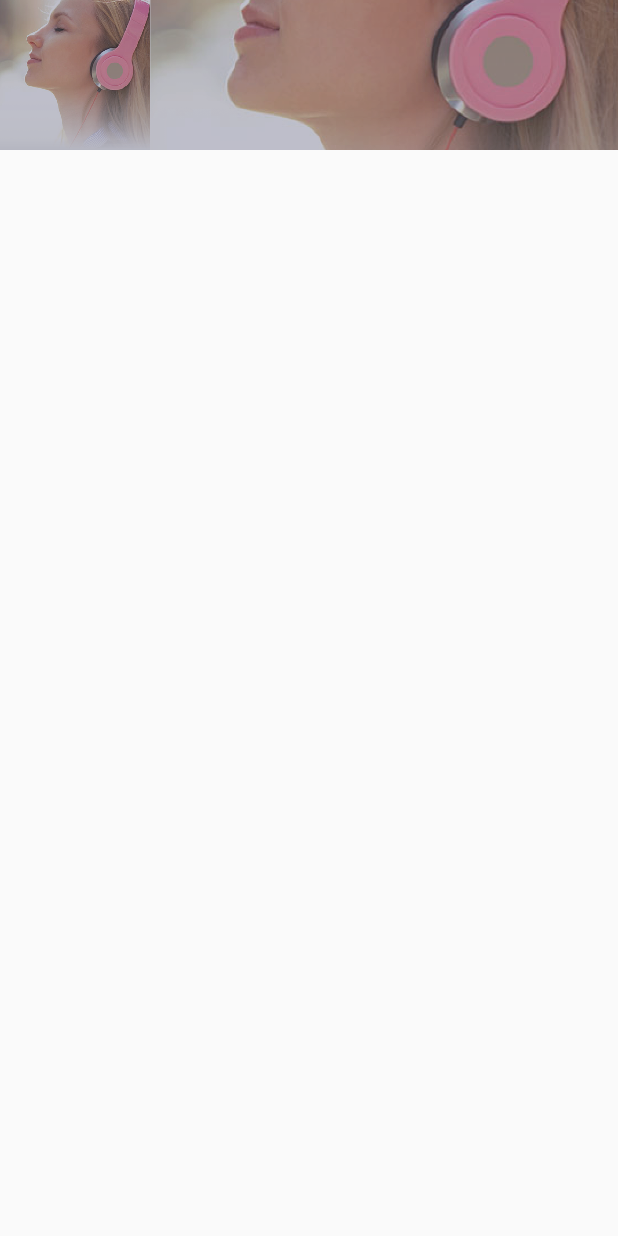
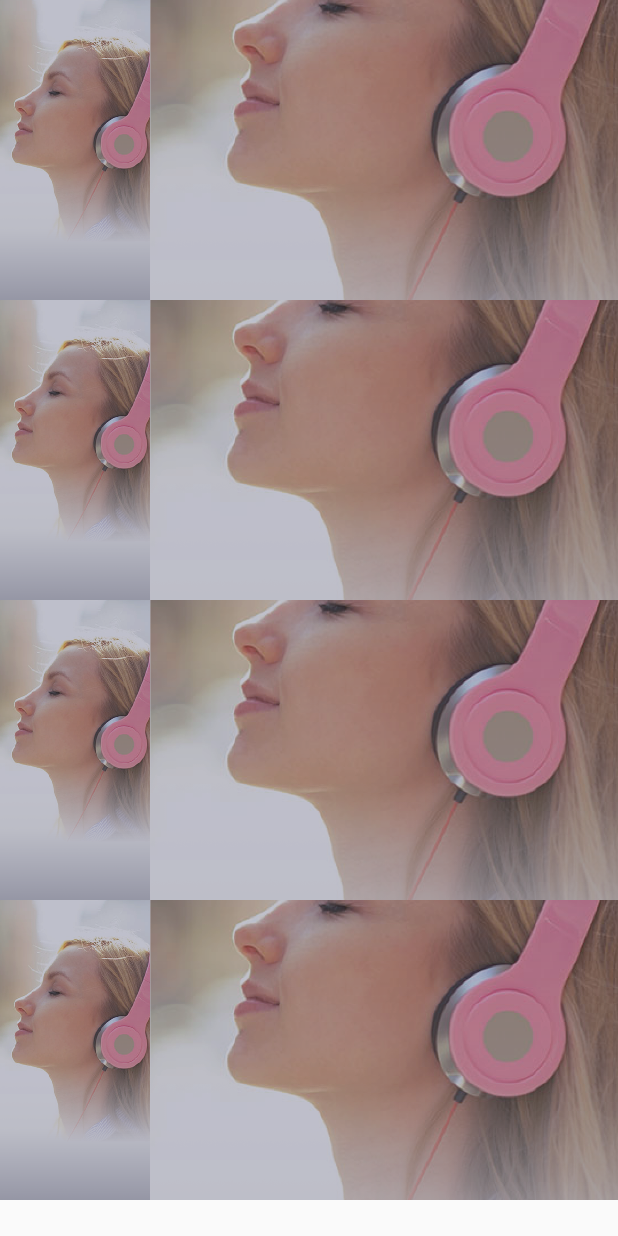
Before and after one commit to liyucun/HackHarvard, an Android app: the layout fragment_recommendation.xml on its own in the app's theme, with its tools: preview values and no code run, on a phone screen of 412 x 824 dp. Run offline under Robolectric (Android 15) with nearby library versions, the phone set to English and light mode, and no system bars.

Commit message:
I do not remember what i did in this commit ;(.

```diff
--- a/app/src/main/java/com/hackharvard/smartmusicshuffle/activity/HomeActivity.java
+++ b/app/src/main/java/com/hackharvard/smartmusicshuffle/activity/HomeActivity.java
@@ -18,6 +18,7 @@ import com.hackharvard.smartmusicshuffle.R;
 import com.hackharvard.smartmusicshuffle.fragment.CameraFragment;
 import com.hackharvard.smartmusicshuffle.fragment.RecommendationFragment;
 import com.hackharvard.smartmusicshuffle.fragment.SmileFragment;
+import com.microsoft.projectoxford.emotion.contract.Scores;
 import com.roughike.bottombar.BottomBar;
 import com.roughike.bottombar.OnTabSelectListener;
 import com.spotify.sdk.android.authentication.AuthenticationClient;
@@ -42,6 +43,8 @@ public class HomeActivity extends AppCompatActivity implements SmileFragment.OnS
     BottomBar bottomBar;
 
     public SpotifyPlayer mPlayer;
+
+    public Scores scores;
 
     @Override
     protected void onCreate(Bundle savedInstanceState) {
--- a/app/src/main/java/com/hackharvard/smartmusicshuffle/activity/SignInActivity.java
+++ b/app/src/main/java/com/hackharvard/smartmusicshuffle/activity/SignInActivity.java
@@ -26,4 +26,5 @@ public class SignInActivity extends AppCompatActivity {
         Intent intent = new Intent(this, HomeActivity.class);
         startActivity(intent);
     }
+
 }
--- a/app/src/main/java/com/hackharvard/smartmusicshuffle/fragment/CameraFragment.java
+++ b/app/src/main/java/com/hackharvard/smartmusicshuffle/fragment/CameraFragment.java
@@ -193,6 +193,7 @@ public class CameraFragment extends Fragment {
                         Log.d("Recognizition result", recognizeResult.scores.toString());
 
                         final Scores scores = recognizeResult.scores;
+                        ((HomeActivity) getActivity()).scores = scores;
                         final Double STANDARD = 0.5;
                         List<String> songs;
                         if(scores.fear > STANDARD) {
--- a/app/src/main/java/com/hackharvard/smartmusicshuffle/fragment/SmileFragment.java
+++ b/app/src/main/java/com/hackharvard/smartmusicshuffle/fragment/SmileFragment.java
@@ -21,6 +21,7 @@ import com.github.mikephil.charting.data.RadarEntry;
 import com.github.mikephil.charting.formatter.IAxisValueFormatter;
 import com.github.mikephil.charting.interfaces.datasets.IRadarDataSet;
 import com.hackharvard.smartmusicshuffle.R;
+import com.hackharvard.smartmusicshuffle.activity.HomeActivity;
 
 import java.util.ArrayList;
 
--- a/app/src/main/res/layout/fragment_recommendation.xml
+++ b/app/src/main/res/layout/fragment_recommendation.xml
@@ -4,24 +4,95 @@
     android:layout_height="match_parent"
     tools:context="com.hackharvard.smartmusicshuffle.fragment.RecommendationFragment">
 
+    <ScrollView
+        android:layout_width="match_parent"
+        android:layout_height="match_parent">
+
         <LinearLayout
-        android:orientation="horizontal"
+            android:layout_width="match_parent"
+            android:layout_height="wrap_content"
+            android:orientation="vertical">
+
+            <LinearLayout
                 android:layout_width="wrap_content"
-        android:layout_height="100dp">
+                android:layout_height="200dp"
+                android:orientation="horizontal">
 
                 <ImageView
                     android:layout_width="100dp"
                     android:layout_height="match_parent"
                     android:scaleType="centerCrop"
-            android:src="@drawable/background"/>
+                    android:src="@drawable/background" />
 
                 <ImageView
                     android:layout_width="0dp"
                     android:layout_height="match_parent"
                     android:layout_weight="1"
                     android:scaleType="centerCrop"
-            android:src="@drawable/background"/>
+                    android:src="@drawable/background" />
 
             </LinearLayout>
 
+            <LinearLayout
+                android:layout_width="wrap_content"
+                android:layout_height="200dp"
+                android:orientation="horizontal">
+
+                <ImageView
+                    android:layout_width="100dp"
+                    android:layout_height="match_parent"
+                    android:scaleType="centerCrop"
+                    android:src="@drawable/background" />
+
+                <ImageView
+                    android:layout_width="0dp"
+                    android:layout_height="match_parent"
+                    android:layout_weight="1"
+                    android:scaleType="centerCrop"
+                    android:src="@drawable/background" />
+
+            </LinearLayout>
+
+            <LinearLayout
+                android:layout_width="wrap_content"
+                android:layout_height="200dp"
+                android:orientation="horizontal">
+
+                <ImageView
+                    android:layout_width="100dp"
+                    android:layout_height="match_parent"
+                    android:scaleType="centerCrop"
+                    android:src="@drawable/background" />
+
+                <ImageView
+                    android:layout_width="0dp"
+                    android:layout_height="match_parent"
+                    android:layout_weight="1"
+                    android:scaleType="centerCrop"
+                    android:src="@drawable/background" />
+
+            </LinearLayout>
+
+            <LinearLayout
+                android:layout_width="wrap_content"
+                android:layout_height="200dp"
+                android:orientation="horizontal">
+
+                <ImageView
+                    android:layout_width="100dp"
+                    android:layout_height="match_parent"
+                    android:scaleType="centerCrop"
+                    android:src="@drawable/background" />
+
+                <ImageView
+                    android:layout_width="0dp"
+                    android:layout_height="match_parent"
+                    android:layout_weight="1"
+                    android:scaleType="centerCrop"
+                    android:src="@drawable/background" />
+
+            </LinearLayout>
+        </LinearLayout>
+
+    </ScrollView>
 </FrameLayout>
--- a/app/src/main/res/layout/fragment_smile.xml
+++ b/app/src/main/res/layout/fragment_smile.xml
@@ -6,7 +6,7 @@
 
     <com.github.mikephil.charting.charts.RadarChart
         android:id="@+id/chart"
-        android:layout_height="300dp"
+        android:layout_height="match_parent"
         android:layout_width="match_parent"/>
 
 </FrameLayout>
```
Lines whose indentation alone changed are shown as unchanged.
